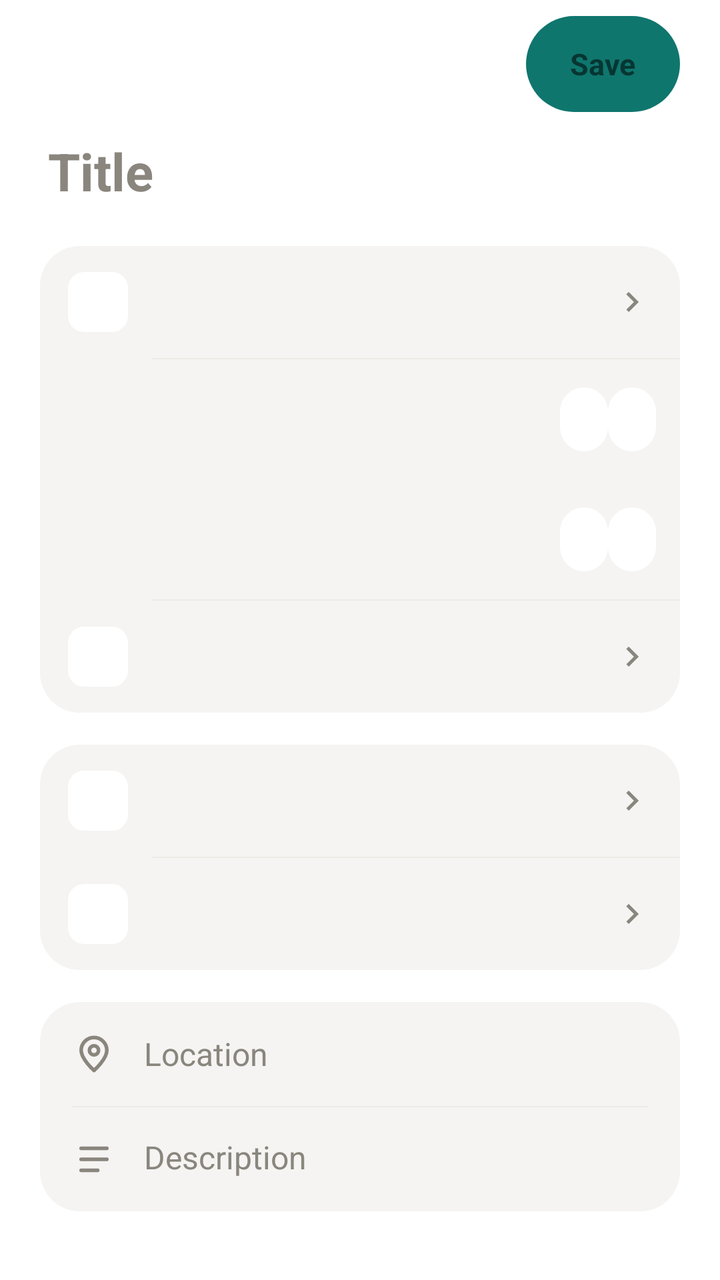
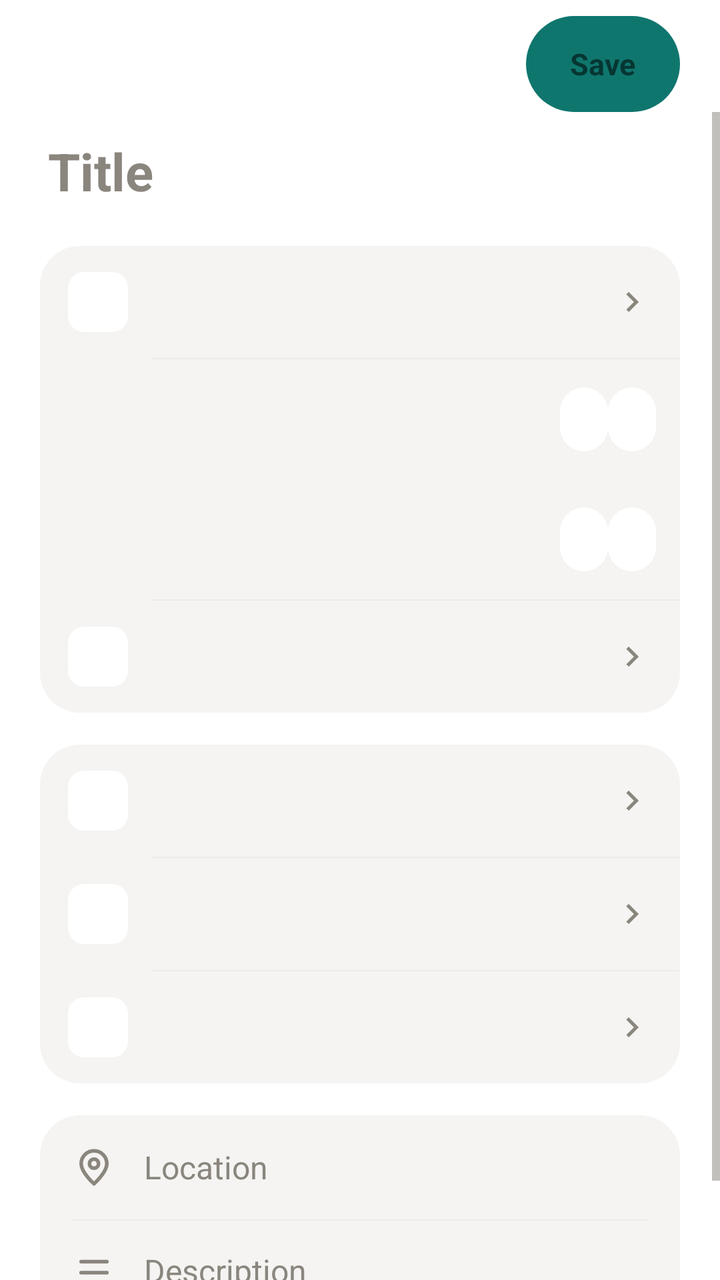

An Android layout rendered at two revisions. The XML below is the earlier revision; the diff shows what the commit changed to produce the second picture.
<!-- AndroidManifest.xml: application theme Theme.Takvim -->
<!-- res/layout/activity_duzenle.xml -->
<?xml version="1.0" encoding="utf-8"?>
<LinearLayout xmlns:android="http://schemas.android.com/apk/res/android"
    xmlns:app="http://schemas.android.com/apk/res-auto"
    android:layout_width="match_parent"
    android:layout_height="match_parent"
    android:background="@color/zemin"
    android:fitsSystemWindows="true"
    android:orientation="vertical">

    <LinearLayout
        android:layout_width="match_parent"
        android:layout_height="wrap_content"
        android:gravity="center_vertical"
        android:orientation="horizontal"
        android:paddingLeft="12dp"
        android:paddingTop="8dp"
        android:paddingRight="20dp">

        <ImageButton
            android:id="@+id/btnGeri"
            android:layout_width="48dp"
            android:layout_height="48dp"
            android:background="?attr/selectableItemBackgroundBorderless"
            android:contentDescription="@string/vazgec"
            android:src="@drawable/ic_geri"
            app:tint="@color/metin" />

        <TextView
            android:id="@+id/duzenleBaslik"
            android:layout_width="0dp"
            android:layout_height="wrap_content"
            android:layout_marginLeft="8dp"
            android:layout_weight="1"
            android:ellipsize="end"
            android:maxLines="1"
            android:textColor="@color/metin"
            android:textSize="22sp"
            android:textStyle="bold" />

        <TextView
            android:id="@+id/btnKaydet"
            android:layout_width="wrap_content"
            android:layout_height="48dp"
            android:background="@drawable/bg_pill_buton"
            android:gravity="center"
            android:paddingLeft="22dp"
            android:paddingRight="22dp"
            android:text="@string/kaydet"
            android:textSize="15sp"
            android:textStyle="bold" />
    </LinearLayout>

    <ScrollView
        android:id="@+id/duzenleKaydirici"
        android:layout_width="match_parent"
        android:layout_height="0dp"
        android:layout_weight="1"
        android:fillViewport="true">

        <LinearLayout
            android:layout_width="match_parent"
            android:layout_height="wrap_content"
            android:orientation="vertical"
            android:paddingLeft="20dp"
            android:paddingRight="20dp"
            android:paddingBottom="32dp">

            <EditText
                android:id="@+id/etBaslik"
                android:layout_width="match_parent"
                android:layout_height="wrap_content"
                android:background="@null"
                android:hint="@string/baslik_ipucu"
                android:imeOptions="actionDone"
                android:inputType="textCapSentences|textMultiLine"
                android:maxLines="3"
                android:minHeight="56dp"
                android:paddingLeft="4dp"
                android:paddingTop="12dp"
                android:paddingBottom="12dp"
                android:textColor="@color/metin"
                android:textColorHint="@color/metin_ikincil"
                android:textSize="26sp"
                android:textStyle="bold" />

            
            <TextView
                android:id="@+id/dogalDilCip"
                android:layout_width="wrap_content"
                android:layout_height="wrap_content"
                android:layout_marginTop="2dp"
                android:background="@drawable/bg_chip_hedef"
                android:drawableStart="@drawable/ic_takvim_vurgu"
                android:drawablePadding="8dp"
                android:ellipsize="end"
                android:gravity="center_vertical"
                android:maxLines="1"
                android:minHeight="48dp"
                android:paddingLeft="14dp"
                android:paddingRight="16dp"
                android:textColor="@color/vurgu"
                android:textSize="14sp"
                android:textStyle="bold"
                android:visibility="gone" />

            <LinearLayout
                android:id="@+id/kutuZaman"
                style="@style/AyarKutusu"
                android:layout_marginTop="8dp">

                <include
                    android:id="@+id/satirTumGun"
                    layout="@layout/item_ayar" />

                <View style="@style/AyarAyraci" />

                <include
                    android:id="@+id/satirBaslangic"
                    layout="@layout/item_zaman" />

                <include
                    android:id="@+id/satirBitis"
                    layout="@layout/item_zaman" />

                <View style="@style/AyarAyraci" />

                <include
                    android:id="@+id/satirTekrar"
                    layout="@layout/item_ayar" />
            </LinearLayout>

            <LinearLayout
                android:id="@+id/kutuDetay"
                style="@style/AyarKutusu"
                android:layout_marginTop="16dp">

                <include
                    android:id="@+id/satirTakvim"
                    layout="@layout/item_ayar" />

                <View style="@style/AyarAyraci" />

                <LinearLayout
                    android:id="@+id/hatirlaticiListesi"
                    android:layout_width="match_parent"
                    android:layout_height="wrap_content"
                    android:orientation="vertical" />

                <include
                    android:id="@+id/satirHatirlaticiEkle"
                    layout="@layout/item_ayar" />
            </LinearLayout>

            <LinearLayout
                style="@style/AyarKutusu"
                android:layout_marginTop="16dp"
                android:paddingLeft="16dp"
                android:paddingRight="16dp">

                <EditText
                    android:id="@+id/etKonum"
                    android:layout_width="match_parent"
                    android:layout_height="wrap_content"
                    android:background="@null"
                    android:drawableStart="@drawable/ic_konum"
                    android:drawablePadding="14dp"
                    android:drawableTint="@color/metin_ikincil"
                    android:hint="@string/konum_ipucu"
                    android:inputType="textCapSentences"
                    android:minHeight="52dp"
                    android:textColor="@color/metin"
                    android:textColorHint="@color/metin_ikincil"
                    android:textSize="16sp" />

                <View
                    android:layout_width="match_parent"
                    android:layout_height="0.5dp"
                    android:background="@color/ayrac" />

                <EditText
                    android:id="@+id/etAciklama"
                    android:layout_width="match_parent"
                    android:layout_height="wrap_content"
                    android:background="@null"
                    android:drawableStart="@drawable/ic_not"
                    android:drawablePadding="14dp"
                    android:drawableTint="@color/metin_ikincil"
                    android:gravity="top"
                    android:hint="@string/aciklama_ipucu"
                    android:inputType="textCapSentences|textMultiLine"
                    android:minHeight="52dp"
                    android:paddingTop="14dp"
                    android:paddingBottom="14dp"
                    android:textColor="@color/metin"
                    android:textColorHint="@color/metin_ikincil"
                    android:textSize="16sp" />
            </LinearLayout>
        </LinearLayout>
    </ScrollView>
</LinearLayout>
<!-- res/layout/item_ayar.xml (included above) -->
<?xml version="1.0" encoding="utf-8"?>
<LinearLayout xmlns:android="http://schemas.android.com/apk/res/android"
    xmlns:app="http://schemas.android.com/apk/res-auto"
    android:layout_width="match_parent"
    android:layout_height="wrap_content"
    android:background="?attr/selectableItemBackground"
    android:gravity="center_vertical"
    android:orientation="horizontal"
    android:paddingLeft="14dp"
    android:paddingTop="13dp"
    android:paddingRight="14dp"
    android:paddingBottom="13dp">

    <ImageView
        android:id="@+id/ayarIkon"
        android:layout_width="30dp"
        android:layout_height="30dp"
        android:background="@drawable/bg_rozet"
        android:importantForAccessibility="no"
        android:padding="6dp" />

    <LinearLayout
        android:layout_width="0dp"
        android:layout_height="wrap_content"
        android:layout_marginStart="12dp"
        android:layout_weight="1"
        android:orientation="vertical">

        <TextView
            android:id="@+id/ayarBaslik"
            android:layout_width="match_parent"
            android:layout_height="wrap_content"
            android:textColor="@color/metin"
            android:textSize="15sp" />

        <TextView
            android:id="@+id/ayarOzet"
            android:layout_width="match_parent"
            android:layout_height="wrap_content"
            android:ellipsize="end"
            android:maxLines="2"
            android:textColor="@color/metin_ikincil"
            android:textSize="12sp"
            android:visibility="gone" />
    </LinearLayout>

    
    <androidx.appcompat.widget.SwitchCompat
        android:id="@+id/ayarAnahtar"
        android:layout_width="wrap_content"
        android:layout_height="wrap_content"
        android:layout_marginStart="8dp"
        android:background="@null"
        android:clickable="false"
        android:focusable="false"
        android:importantForAccessibility="no"
        android:thumb="@drawable/anahtar_topuz"
        android:visibility="gone"
        app:track="@drawable/anahtar_ray" />

    <ImageView
        android:id="@+id/ayarChevron"
        android:layout_width="20dp"
        android:layout_height="20dp"
        android:importantForAccessibility="no"
        android:src="@drawable/ic_chevron" />

</LinearLayout>
<!-- res/layout/item_zaman.xml (included above) -->
<?xml version="1.0" encoding="utf-8"?>
<LinearLayout xmlns:android="http://schemas.android.com/apk/res/android"
    android:layout_width="match_parent"
    android:layout_height="wrap_content"
    android:gravity="center_vertical"
    android:minHeight="56dp"
    android:orientation="horizontal"
    android:paddingLeft="16dp"
    android:paddingTop="6dp"
    android:paddingRight="12dp"
    android:paddingBottom="6dp">

    <TextView
        android:id="@+id/zamanEtiket"
        android:layout_width="0dp"
        android:layout_height="wrap_content"
        android:layout_weight="1"
        android:textColor="@color/metin"
        android:textSize="16sp" />

    <TextView
        android:id="@+id/zamanTarih"
        android:layout_width="wrap_content"
        android:layout_height="48dp"
        android:background="@drawable/bg_chip_hedef"
        android:backgroundTint="@color/zemin"
        android:gravity="center"
        android:paddingLeft="12dp"
        android:paddingRight="12dp"
        android:textColor="@color/metin"
        android:textSize="15sp" />

    <TextView
        android:id="@+id/zamanSaat"
        android:layout_width="wrap_content"
        android:layout_height="48dp"
        android:background="@drawable/bg_chip_hedef"
        android:backgroundTint="@color/zemin"
        android:gravity="center"
        android:paddingLeft="12dp"
        android:paddingRight="12dp"
        android:textColor="@color/metin"
        android:textSize="15sp" />
</LinearLayout>
<!-- resources referenced by this layout -->
<resources>
  <color name="ayrac">#ECEAE6</color>
  <color name="metin">#171614</color>
  <color name="metin_ikincil">#8A867E</color>
  <color name="vurgu">#0F766E</color>
  <color name="zemin">#FFFFFF</color>
  <!-- drawable anahtar_ray (drawable) -->
  <?xml version="1.0" encoding="utf-8"?>
  <shape xmlns:android="http://schemas.android.com/apk/res/android" android:shape="rectangle">
      <corners android:radius="15dp" />
      <size android:width="50dp" android:height="30dp" />
      <solid android:color="#FFFFFFFF" />
  </shape>
  <!-- drawable bg_chip_hedef (drawable) -->
  <?xml version="1.0" encoding="utf-8"?>
  <inset xmlns:android="http://schemas.android.com/apk/res/android"
      android:insetTop="8dp" android:insetBottom="8dp">
      <shape android:shape="rectangle">
          <solid android:color="@color/kart" />
          <corners android:radius="16dp" />
      </shape>
  </inset>
  <!-- drawable bg_pill_buton (drawable) -->
  <?xml version="1.0" encoding="utf-8"?>
  <shape xmlns:android="http://schemas.android.com/apk/res/android" android:shape="rectangle">
      <solid android:color="@color/vurgu" />
      <corners android:radius="28dp" />
  </shape>
  <!-- drawable bg_rozet (drawable) -->
  <?xml version="1.0" encoding="utf-8"?>
  <shape xmlns:android="http://schemas.android.com/apk/res/android" android:shape="rectangle">
      <solid android:color="#FFFFFF" />
      <corners android:radius="8dp" />
  </shape>
  <!-- drawable ic_chevron (drawable) -->
  <?xml version="1.0" encoding="utf-8"?>
  <vector xmlns:android="http://schemas.android.com/apk/res/android"
      android:width="20dp" android:height="20dp"
      android:viewportWidth="24" android:viewportHeight="24"
      android:tint="@color/metin_ikincil">
      <path android:fillColor="#FF000000"
          android:pathData="M10,6L8.59,7.41 13.17,12l-4.58,4.59L10,18l6,-6z"/>
  </vector>
  <!-- drawable ic_geri (drawable) -->
  <?xml version="1.0" encoding="utf-8"?>
  <vector xmlns:android="http://schemas.android.com/apk/res/android"
      android:width="22dp" android:height="22dp"
      android:viewportWidth="24" android:viewportHeight="24">
      <path android:strokeColor="#FFFFFFFF" android:strokeWidth="2.2" android:strokeLineCap="round"
          android:strokeLineJoin="round"
          android:pathData="M15,5l-7,7 7,7" />
  </vector>
  <!-- drawable ic_not (drawable) -->
  <?xml version="1.0" encoding="utf-8"?>
  <vector xmlns:android="http://schemas.android.com/apk/res/android"
      android:width="22dp" android:height="22dp"
      android:viewportWidth="24" android:viewportHeight="24">
      <path android:strokeColor="#FFFFFFFF" android:strokeWidth="2" android:strokeLineCap="round"
          android:strokeLineJoin="round"
          android:pathData="M5,6h14M5,12h14M5,18h9" />
  </vector>
  <string name="aciklama_ipucu">Description</string>
  <string name="baslik_ipucu">Title</string>
  <string name="kaydet">Save</string>
  <string name="konum_ipucu">Location</string>
  <string name="vazgec">Cancel</string>
  <style name="AyarAyraci">
          <item name="android:layout_width">match_parent</item>
          <item name="android:layout_height">0.5dp</item>
          <item name="android:layout_marginLeft">56dp</item>
          <item name="android:background">@color/ayrac</item>
      </style>
  <style name="AyarKutusu">
          <item name="android:layout_width">match_parent</item>
          <item name="android:layout_height">wrap_content</item>
          <item name="android:background">@drawable/bg_kart</item>
          <item name="android:orientation">vertical</item>
      </style>
  <style name="Theme.Takvim" parent="Theme.Ekosistem" />
  <color name="kart">#F5F4F2</color>
  <!-- drawable bg_kart (drawable) -->
  <?xml version="1.0" encoding="utf-8"?>
  <shape xmlns:android="http://schemas.android.com/apk/res/android" android:shape="rectangle">
      <solid android:color="@color/kart" />
      <corners android:radius="20dp" />
  </shape>
  <!-- unchanged entries left out for length: 4 -->
</resources>

<!-- the commit's change to res/layout/activity_duzenle.xml (unified diff, before → after) -->
@@ -139,6 +139,14 @@
                     layout="@layout/item_ayar" />
 
                 <View style="@style/AyarAyraci" />
+
+                <include
+                    android:id="@+id/satirRenk"
+                    layout="@layout/item_ayar" />
+
+                <View
+                    android:id="@+id/ayracRenk"
+                    style="@style/AyarAyraci" />
 
                 <LinearLayout
                     android:id="@+id/hatirlaticiListesi"
